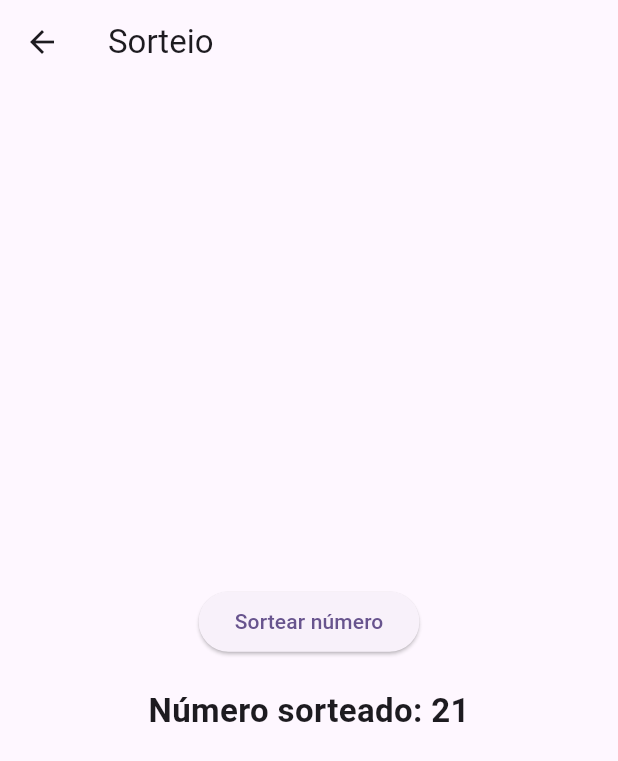
After one commit to CassolEllen/TrabalhoFlutter, a Flutter app: the SorteioPage screen opened directly, after a tap on "Sortear número", on a phone screen of 412 x 824 dp. The commit adds this screen. Shown: the top 761 px of the screen. Run offline on Flutter 3.47's test engine with Material 3 defaults, Android fonts, the phone set to English and light mode, and no system bars.

Commit message:
Segundo Commit: Adicionando uma tela do sorteio

```diff
--- a/lib/custom_drawer.dart
+++ b/lib/custom_drawer.dart
@@ -1,4 +1,5 @@
 import 'package:flutter/material.dart';
+import 'package:trabalho/sorteioscreen.dart';
 
 class CustomDrawer extends StatelessWidget {
   const CustomDrawer({super.key});
@@ -40,9 +41,21 @@ class CustomDrawer extends StatelessWidget {
             title: const Text('Sair'),
             onTap: () {
               Navigator.pop(context);
-              Navigator.pushReplacementNamed(context, "/login"); // rota opcional
+              Navigator.pushReplacementNamed(context, "/login");
             },
           ),
+
+          ListTile(
+            leading: const Icon(Icons.casino),
+            title: const Text("Sorteio"),
+            onTap: () {
+              Navigator.push(
+                context,
+                MaterialPageRoute(builder: (context) => const SorteioPage()),
+              );
+            },
+          ),
+
         ],
       ),
     );
--- /dev/null
+++ b/lib/sorteioscreen.dart
@@ -0,0 +1,58 @@
+import 'dart:math';
+import 'package:flutter/material.dart';
+
+class SorteioPage extends StatefulWidget {
+  const SorteioPage({super.key});
+
+  @override
+  State<SorteioPage> createState() => _SorteioPageState();
+}
+
+class _SorteioPageState extends State<SorteioPage> {
+  int? numeroSorteado;
+
+  void sortearNumero() {
+    final random = Random();
+    int numero = random.nextInt(100) + 1; // de 1 até 100
+
+    setState(() {
+      numeroSorteado = numero;
+    });
+
+    if (numero == 50) {
+      ScaffoldMessenger.of(context).showSnackBar(
+        const SnackBar(
+          content: Text("Você ganhou uma grande caixa de nada!"),
+          backgroundColor: Colors.green,
+          duration: Duration(seconds: 2),
+        ),
+      );
+    }
+  }
+
+  @override
+  Widget build(BuildContext context) {
+    return Scaffold(
+      appBar: AppBar(
+        title: const Text("Sorteio"),
+      ),
+      body: Center(
+        child: Column(
+          mainAxisAlignment: MainAxisAlignment.center,
+          children: [
+            ElevatedButton(
+              onPressed: sortearNumero,
+              child: const Text("Sortear número"),
+            ),
+            const SizedBox(height: 20),
+            if (numeroSorteado != null)
+              Text(
+                "Número sorteado: $numeroSorteado",
+                style: const TextStyle(fontSize: 22, fontWeight: FontWeight.bold),
+              ),
+          ],
+        ),
+      ),
+    );
+  }
+}
```
